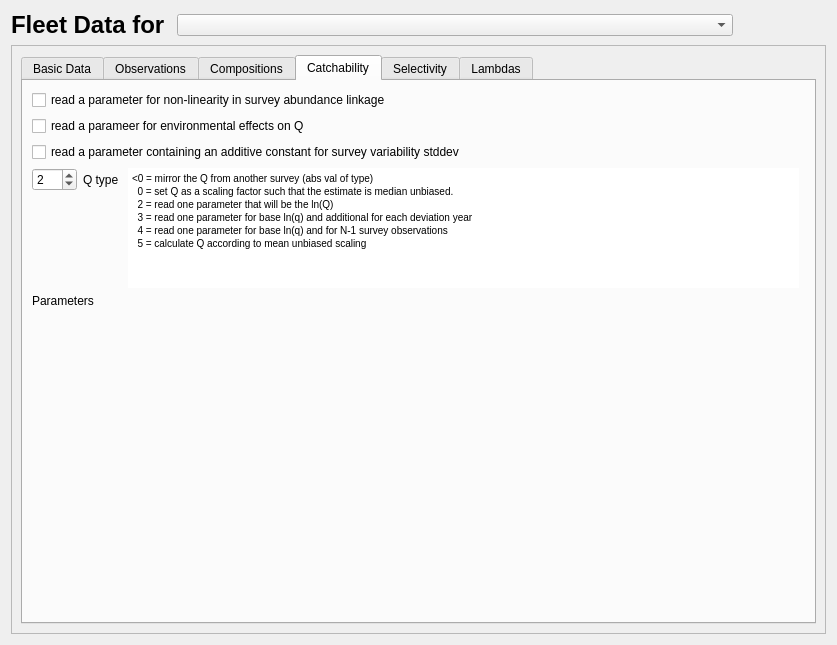
Above: src/fleet_widget.ui from nmfs-ost/ss3-ssi before the change. Below: the same form after it.
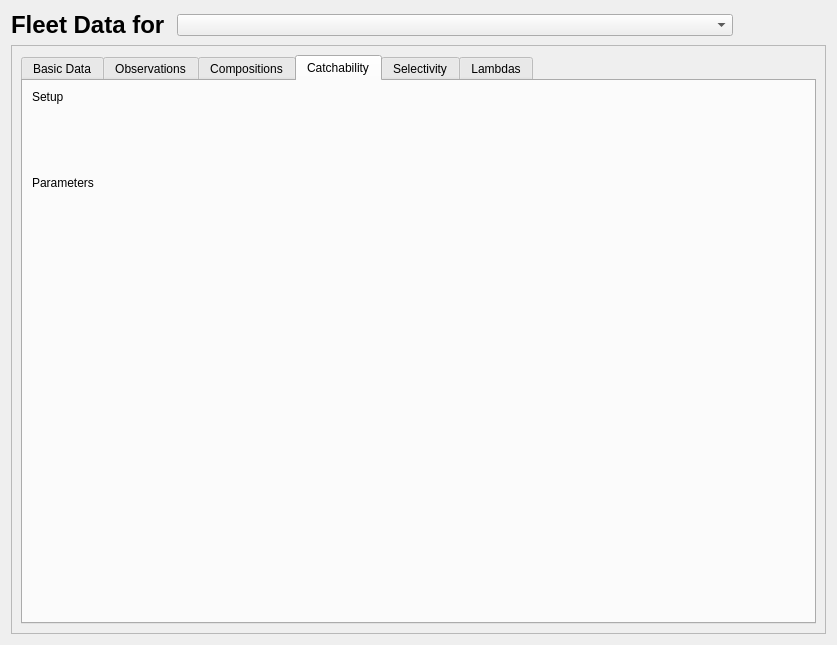
That is the form after the change. The open tabs and pages were chosen to show the change. Icons and pictures are not drawn.

```diff
--- a/src/fleet_widget.ui
+++ b/src/fleet_widget.ui
@@ -1343,27 +1343,7 @@
          <layout class="QVBoxLayout" name="verticalLayout_8">
           <item>
            <layout class="QGridLayout" name="gridLayout_q_info">
-            <item row="6" column="0">
-             <widget class="QSpinBox" name="spinBox_q_type">
-              <property name="minimum">
-               <number>-10</number>
-              </property>
-              <property name="maximum">
-               <number>5</number>
-              </property>
-              <property name="value">
-               <number>2</number>
-              </property>
-             </widget>
-            </item>
-            <item row="6" column="1">
-             <widget class="QLabel" name="label_q_type">
-              <property name="text">
-               <string>Q type </string>
-              </property>
-             </widget>
-            </item>
-            <item row="9" column="0">
+            <item row="8" column="1">
              <spacer name="verticalSpacer_q_parameters">
               <property name="orientation">
                <enum>Qt::Vertical</enum>
@@ -1376,7 +1356,33 @@
               </property>
              </spacer>
             </item>
-            <item row="10" column="2">
+            <item row="4" column="2" rowspan="2" colspan="2">
+             <layout class="QVBoxLayout" name="verticalLayout_q_setup"/>
+            </item>
+            <item row="5" column="1">
+             <spacer name="verticalSpacer_q_setup">
+              <property name="orientation">
+               <enum>Qt::Vertical</enum>
+              </property>
+              <property name="sizeType">
+               <enum>QSizePolicy::Maximum</enum>
+              </property>
+              <property name="sizeHint" stdset="0">
+               <size>
+                <width>20</width>
+                <height>40</height>
+               </size>
+              </property>
+             </spacer>
+            </item>
+            <item row="4" column="1">
+             <widget class="QLabel" name="label_q_setup">
+              <property name="text">
+               <string>Setup</string>
+              </property>
+             </widget>
+            </item>
+            <item row="9" column="2">
              <spacer name="horizontalSpacer_q_type_info">
               <property name="orientation">
                <enum>Qt::Horizontal</enum>
@@ -1389,102 +1395,25 @@
               </property>
              </spacer>
             </item>
-            <item row="8" column="2" rowspan="2" colspan="2">
-             <layout class="QVBoxLayout" name="verticalLayout_q_parameters"/>
+            <item row="6" column="2">
+             <widget class="QLabel" name="label">
+              <property name="text">
+               <string> </string>
+              </property>
+             </widget>
             </item>
-            <item row="8" column="0" colspan="2">
+            <item row="7" column="1">
              <widget class="QLabel" name="label_q_parameters">
               <property name="text">
                <string>Parameters</string>
               </property>
              </widget>
             </item>
-            <item row="7" column="0">
-             <spacer name="verticalSpacer_q_type_info">
-              <property name="orientation">
-               <enum>Qt::Vertical</enum>
-              </property>
-              <property name="sizeHint" stdset="0">
-               <size>
-                <width>20</width>
-                <height>20</height>
-               </size>
-              </property>
-             </spacer>
-            </item>
-            <item row="5" column="0" colspan="4">
-             <widget class="QCheckBox" name="checkBox_q_doExtra">
-              <property name="text">
-               <string>read a parameter containing an additive constant for survey variability stddev</string>
-              </property>
-             </widget>
-            </item>
-            <item row="4" column="0" colspan="4">
-             <widget class="QCheckBox" name="checkBox_q_doEnv">
-              <property name="text">
-               <string>read a parameer for environmental effects on Q</string>
-              </property>
-             </widget>
-            </item>
-            <item row="3" column="0" colspan="4">
-             <widget class="QCheckBox" name="checkBox_q_doPower">
-              <property name="text">
-               <string>read a parameter for non-linearity in survey abundance linkage</string>
-              </property>
-             </widget>
-            </item>
-            <item row="6" column="2" rowspan="2">
-             <widget class="QTextEdit" name="textEdit_q_type_info">
-              <property name="sizePolicy">
-               <sizepolicy hsizetype="Expanding" vsizetype="Expanding">
-                <horstretch>0</horstretch>
-                <verstretch>0</verstretch>
-               </sizepolicy>
-              </property>
-              <property name="maximumSize">
-               <size>
-                <width>16777215</width>
-                <height>120</height>
-               </size>
-              </property>
-              <property name="frameShape">
-               <enum>QFrame::NoFrame</enum>
-              </property>
-              <property name="frameShadow">
-               <enum>QFrame::Sunken</enum>
-              </property>
-              <property name="readOnly">
-               <bool>true</bool>
-              </property>
-              <property name="html">
-               <string>&lt;!DOCTYPE HTML PUBLIC &quot;-//W3C//DTD HTML 4.0//EN&quot; &quot;http://www.w3.org/TR/REC-html40/strict.dtd&quot;&gt;
-&lt;html&gt;&lt;head&gt;&lt;meta name=&quot;qrichtext&quot; content=&quot;1&quot; /&gt;&lt;style type=&quot;text/css&quot;&gt;
-p, li { white-space: pre-wrap; }
-&lt;/style&gt;&lt;/head&gt;&lt;body style=&quot; font-family:'MS Shell Dlg 2'; font-size:7.8pt; font-weight:400; font-style:normal;&quot;&gt;
-&lt;p style=&quot; margin-top:0px; margin-bottom:0px; margin-left:0px; margin-right:0px; -qt-block-indent:0; text-indent:0px;&quot;&gt;&amp;lt;0 = mirror the Q from another survey (abs val of type)&lt;/p&gt;
-&lt;p style=&quot; margin-top:0px; margin-bottom:0px; margin-left:0px; margin-right:0px; -qt-block-indent:0; text-indent:0px;&quot;&gt;  0 = set Q as a scaling factor such that the estimate is median unbiased.&lt;/p&gt;
-&lt;p style=&quot; margin-top:0px; margin-bottom:0px; margin-left:0px; margin-right:0px; -qt-block-indent:0; text-indent:0px;&quot;&gt;  2 = read one parameter that will be the ln(Q)&lt;/p&gt;
-&lt;p style=&quot; margin-top:0px; margin-bottom:0px; margin-left:0px; margin-right:0px; -qt-block-indent:0; text-indent:0px;&quot;&gt;  3 = read one parameter for base ln(q) and additional for each deviation year&lt;/p&gt;
-&lt;p style=&quot; margin-top:0px; margin-bottom:0px; margin-left:0px; margin-right:0px; -qt-block-indent:0; text-indent:0px;&quot;&gt;  4 = read one parameter for base ln(q) and for N-1 survey observations&lt;/p&gt;
-&lt;p style=&quot; margin-top:0px; margin-bottom:0px; margin-left:0px; margin-right:0px; -qt-block-indent:0; text-indent:0px;&quot;&gt;  5 = calculate Q according to mean unbiased scaling&lt;/p&gt;&lt;/body&gt;&lt;/html&gt;</string>
-              </property>
-             </widget>
+            <item row="7" column="2" rowspan="2" colspan="2">
+             <layout class="QVBoxLayout" name="verticalLayout_q_parameters"/>
             </item>
            </layout>
           </item>
-          <item>
-           <spacer name="verticalSpacer">
-            <property name="orientation">
-             <enum>Qt::Vertical</enum>
-            </property>
-            <property name="sizeHint" stdset="0">
-             <size>
-              <width>20</width>
-              <height>40</height>
-             </size>
-            </property>
-           </spacer>
-          </item>
          </layout>
         </widget>
         <widget class="QWidget" name="tab_selex">
```
Left out of the diff: 4 changed lines with no effect on the pictures.
